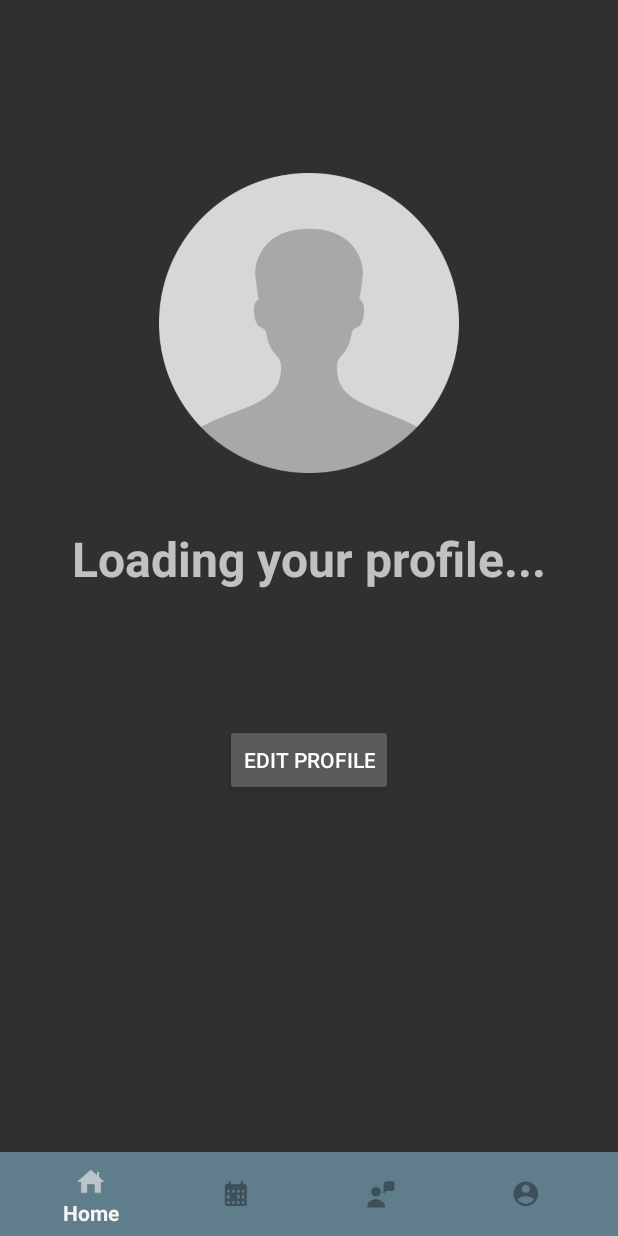
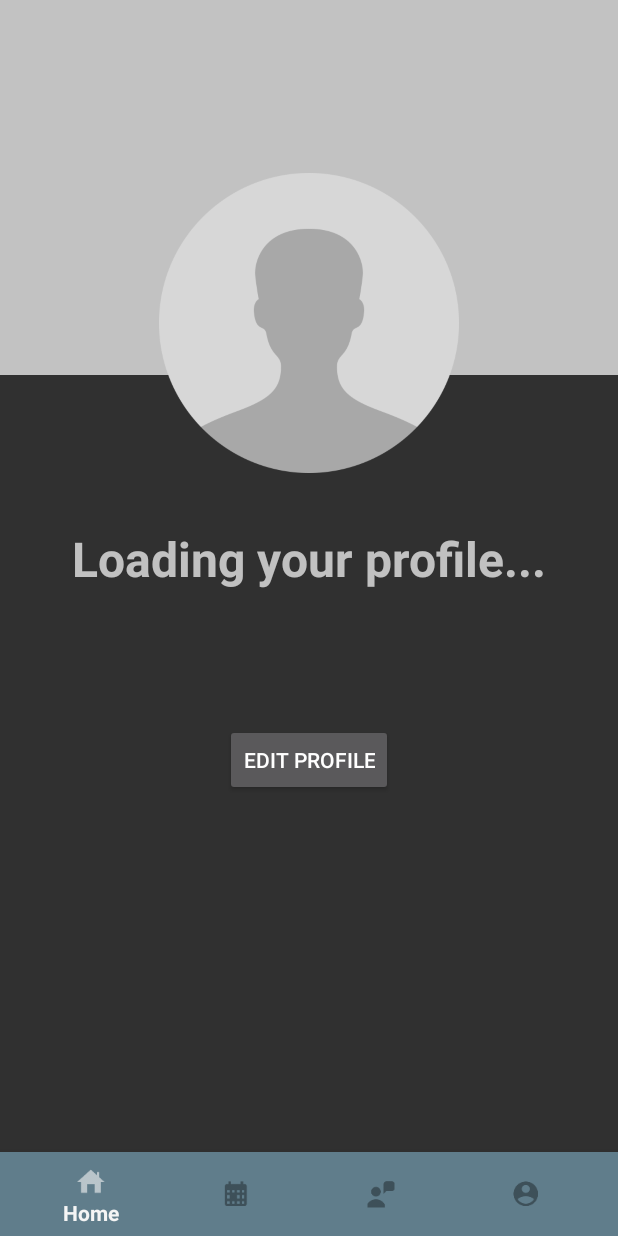
Before and after one commit to lawryyxD/TNAP, an Android app: the fragment ProfileFragment placed in its activity, on a phone screen of 412 x 824 dp. Run offline under Robolectric (Android 15) with nearby library versions, the phone set to English and light mode, and no system bars; our stand-ins replace Firebase (no records; nobody signed in at launch, a user with empty details on screens opened directly); 2 statements that could not run were skipped.

Commit message:
added in placeholder cover_photo as background for fragment_profile.xml

```diff
--- a/app/src/main/res/layout/fragment_profile.xml
+++ b/app/src/main/res/layout/fragment_profile.xml
@@ -5,6 +5,13 @@
     android:layout_width="match_parent"
     android:layout_height="match_parent"
     tools:context=".ProfileFragment">
+
+    <ImageView
+        android:id="@+id/imageView"
+        android:layout_width="match_parent"
+        android:layout_height="250dp"
+        android:scaleType="fitXY"
+        android:src="@drawable/cover_photo" />
 
     <ScrollView
         android:layout_width="match_parent"
@@ -26,7 +33,11 @@
             android:layout_marginTop="115dp"
             android:src="@drawable/profile_picture_placeholder"
             app:layout_constraintDimensionRatio="H, 1:1"
-            app:layout_constraintTop_toTopOf="parent" />
+
+            app:layout_constraintLeft_toLeftOf="parent"
+            app:layout_constraintRight_toRightOf="parent"
+            app:layout_constraintTop_toTopOf="parent"
+            />
 
         <TextView
             android:id="@+id/profile_name"
```
Also changed, not shown: app/src/main/res/drawable/cover_photo.jpg (added).
